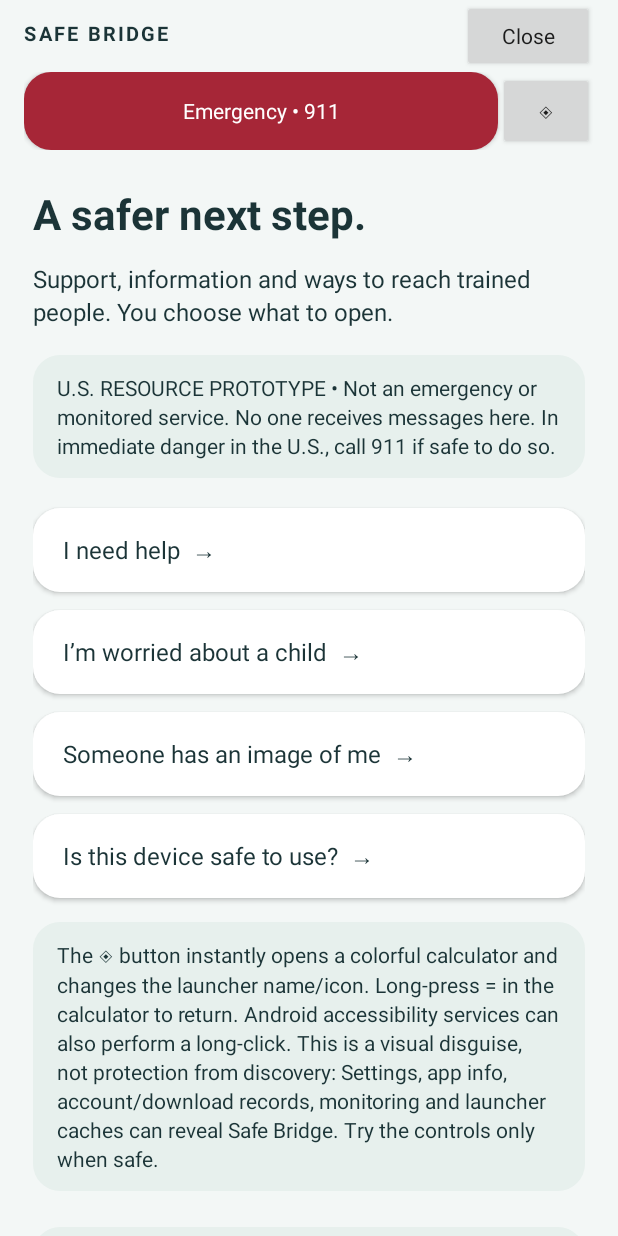
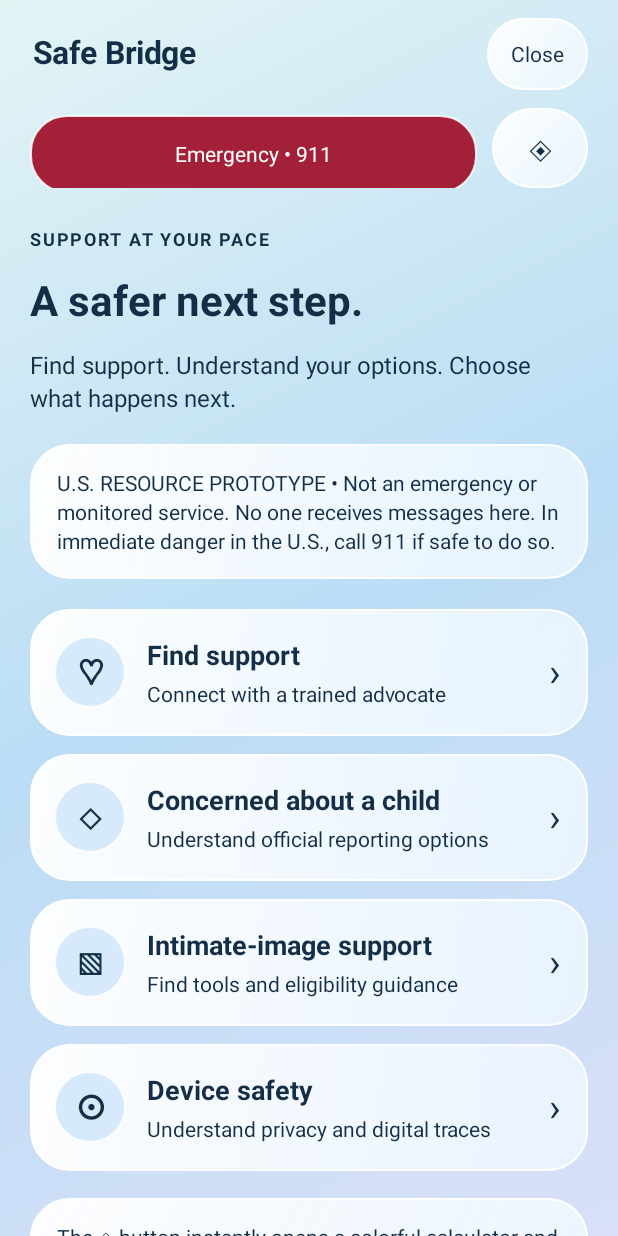
Before and after one commit to Protoevaneglium/SafeBridge, an Android app: the screen it shows after launch (MainActivity), on a phone screen of 412 x 824 dp. Run offline under Robolectric (Android 15) with nearby library versions, the phone set to English and light mode, and no system bars.

Commit message:
Add reviewed 0.3 glass UI preview source and verification notes

```diff
--- a/app/src/main/java/com/stange/safebridge/MainActivity.java
+++ b/app/src/main/java/com/stange/safebridge/MainActivity.java
@@ -8,12 +8,15 @@ import android.net.Uri;
 import android.graphics.Color;
 import android.graphics.Typeface;
 import android.graphics.drawable.GradientDrawable;
+import android.graphics.drawable.Drawable;
+import android.graphics.drawable.StateListDrawable;
+import android.view.accessibility.AccessibilityNodeInfo;
 import android.view.*;
 import android.widget.*;
 
 /** Static, permission-free guidance. No network, storage, analytics or reporting backend. */
 public class MainActivity extends Activity {
-    private final int ink=Color.rgb(27,52,55), teal=Color.rgb(20,125,128);
+    private final int ink=Color.rgb(19,46,70), teal=Color.rgb(17,88,154);
     private static final String HOTLINE_POLICY="Your name and identifying details are optional. The hotline generally requires explicit consent to disclose identifying information, but reports suspected abuse of a minor, potential harm to you or others, and situations legally requiring a report. Read its policy before sharing.";
     private static final String CYBERTIP_POLICY="If you submit a CyberTipline report, NCMEC analysts process it and make it available to the appropriate law enforcement agency. Opening this page does not submit a report. You decide whether to complete and submit the official form.";
     private LinearLayout page; private String section="home";
@@ -27,14 +30,31 @@ public class MainActivity extends Activity {
         calculator.reset();show(enabled?"calculator":"home");
     }
     private int dp(float n){return (int)(n*getResources().getDisplayMetrics().density+.5f);}
-    @Override public void onCreate(Bundle state){super.onCreate(state);getWindow().setStatusBarColor(Color.rgb(243,247,246));getWindow().setNavigationBarColor(Color.rgb(243,247,246));show(isCloaked()?"calculator":"home");}
+    @Override public void onCreate(Bundle state){super.onCreate(state);getWindow().setStatusBarColor(Color.rgb(216,236,247));getWindow().setNavigationBarColor(Color.rgb(218,235,249));show(isCloaked()?"calculator":"home");}
     private TextView text(String s,int size,boolean bold){TextView t=new TextView(this);t.setText(s);t.setTextSize(size);t.setTextColor(ink);t.setLineSpacing(dp(3),1);if(bold)t.setTypeface(null,Typeface.BOLD);t.setPadding(0,dp(5),0,dp(8));return t;}
     private void add(String s){page.addView(text(s,16,false));}
     private void title(String s){page.addView(text(s,28,true));}
-    private GradientDrawable box(int c){GradientDrawable g=new GradientDrawable();g.setColor(c);g.setCornerRadius(dp(18));return g;}
-    private void note(String s){TextView t=text(s,14,false);t.setPadding(dp(16),dp(12),dp(16),dp(12));t.setBackground(box(Color.rgb(231,240,237)));LinearLayout.LayoutParams p=new LinearLayout.LayoutParams(-1,-2);p.setMargins(0,dp(10),0,dp(14));page.addView(t,p);}
-    private void button(String s,Runnable action,boolean primary){Button b=new Button(this);b.setText(s);b.setAllCaps(false);b.setTextSize(16);b.setGravity(Gravity.CENTER_VERTICAL|Gravity.START);b.setPadding(dp(20),dp(14),dp(20),dp(14));b.setMinHeight(dp(56));b.setTextColor(primary?Color.WHITE:ink);b.setBackground(box(primary?teal:Color.WHITE));LinearLayout.LayoutParams p=new LinearLayout.LayoutParams(-1,-2);p.setMargins(0,dp(6),0,dp(6));page.addView(b,p);b.setOnClickListener(v->action.run());}
+    private GradientDrawable box(int c){GradientDrawable g=new GradientDrawable();g.setColor(c);g.setCornerRadius(dp(24));g.setStroke(dp(1),Color.argb(210,255,255,255));return g;}
+    private GradientDrawable glass(){GradientDrawable g=new GradientDrawable(GradientDrawable.Orientation.TL_BR,new int[]{0xF2FFFFFF,0xD5EDF7FF});g.setCornerRadius(dp(26));g.setStroke(dp(1),0xFFFFFFFF);return g;}
+    private void surface(View v){v.setBackground(glass());v.setElevation(dp(2));}
+    private void interactive(View view,Drawable normal,int color,boolean dark){
+        StateListDrawable states=new StateListDrawable();
+        GradientDrawable pressed=box(dark?Color.rgb(9,48,83):Color.rgb(190,220,245));pressed.setStroke(dp(3),dark?Color.WHITE:teal);
+        GradientDrawable focused=box(color);focused.setStroke(dp(3),dark?Color.WHITE:teal);
+        states.addState(new int[]{android.R.attr.state_pressed},pressed);
+        states.addState(new int[]{android.R.attr.state_focused},focused);
+        states.addState(new int[]{},normal);view.setBackground(states);
+    }
+    private void note(String s){TextView t=text(s,14,false);t.setPadding(dp(18),dp(16),dp(18),dp(16));surface(t);LinearLayout.LayoutParams p=new LinearLayout.LayoutParams(-1,-2);p.setMargins(0,dp(12),0,dp(14));page.addView(t,p);}
+    private Button control(String s,Runnable action){Button b=new Button(this);b.setText(s);b.setAllCaps(false);b.setTextSize(14);b.setTextColor(ink);b.setMinWidth(0);b.setMinimumWidth(0);b.setMinHeight(dp(48));b.setPadding(dp(16),dp(10),dp(16),dp(10));surface(b);interactive(b,glass(),0xFFF1F8FF,false);b.setOnClickListener(v->action.run());return b;}
+    private void button(String s,Runnable action,boolean primary){Button b=control(s,action);b.setTextSize(16);b.setGravity(Gravity.CENTER_VERTICAL|Gravity.START);b.setPadding(dp(20),dp(18),dp(20),dp(18));b.setMinHeight(dp(60));if(primary){b.setTextColor(Color.WHITE);interactive(b,box(teal),teal,true);}LinearLayout.LayoutParams p=new LinearLayout.LayoutParams(-1,-2);p.setMargins(0,dp(6),0,dp(6));page.addView(b,p);}
     private void route(String label,String dest){button(label,()->show(dest),false);}
+    private void resource(String symbol,String heading,String detail,String dest){
+        LinearLayout card=new LinearLayout(this);card.setGravity(Gravity.CENTER_VERTICAL);card.setPadding(dp(16),dp(18),dp(18),dp(18));surface(card);interactive(card,glass(),0xFFF1F8FF,false);
+        TextView icon=text(symbol,23,true);icon.setGravity(Gravity.CENTER);icon.setPadding(0,0,0,0);icon.setBackground(box(0xFFD6EAFB));icon.setImportantForAccessibility(View.IMPORTANT_FOR_ACCESSIBILITY_NO);card.addView(icon,new LinearLayout.LayoutParams(dp(48),dp(48)));
+        LinearLayout labels=new LinearLayout(this);labels.setOrientation(LinearLayout.VERTICAL);labels.setImportantForAccessibility(View.IMPORTANT_FOR_ACCESSIBILITY_NO_HIDE_DESCENDANTS);labels.setPadding(dp(14),0,dp(8),0);TextView h=text(heading,18,true);h.setPadding(0,0,0,dp(4));labels.addView(h);TextView d=text(detail,14,false);d.setPadding(0,0,0,0);labels.addView(d);card.addView(labels,new LinearLayout.LayoutParams(0,-2,1));
+        TextView arrow=text("›",26,false);arrow.setImportantForAccessibility(View.IMPORTANT_FOR_ACCESSIBILITY_NO);card.addView(arrow);card.setClickable(true);card.setFocusable(true);card.setContentDescription(heading+". "+detail);card.setImportantForAccessibility(View.IMPORTANT_FOR_ACCESSIBILITY_YES);card.setAccessibilityDelegate(new View.AccessibilityDelegate(){@Override public void onInitializeAccessibilityNodeInfo(View host,AccessibilityNodeInfo info){super.onInitializeAccessibilityNodeInfo(host,info);info.setClassName(Button.class.getName());info.setClickable(true);}});card.setOnClickListener(v->show(dest));LinearLayout.LayoutParams lp=new LinearLayout.LayoutParams(-1,-2);lp.setMargins(0,dp(6),0,dp(6));page.addView(card,lp);
+    }
     private void link(String label,String url){button(label,()->external(label,url),true);}
     private void external(String label,String url){
         boolean dial=url.startsWith("tel:");
@@ -64,26 +84,26 @@ public class MainActivity extends Activity {
         int[] colors={Color.rgb(255,215,228),Color.rgb(211,225,255),Color.rgb(211,245,226),Color.rgb(255,230,186),Color.rgb(225,210,255)};
         for(int r=0;r<rows.length;r++){
             LinearLayout row=new LinearLayout(this);
-            for(String key:rows[r]){Button b=new Button(this);b.setText(key);b.setTextSize(23);b.setTextColor(ink);b.setAllCaps(false);b.setMinHeight(dp(64));b.setBackground(box(colors[r]));LinearLayout.LayoutParams lp=new LinearLayout.LayoutParams(0,-2,1);lp.setMargins(dp(3),dp(5),dp(3),dp(5));row.addView(b,lp);
+            for(String key:rows[r]){Button b=new Button(this);b.setText(key);b.setTextSize(23);b.setTextColor(ink);b.setAllCaps(false);b.setMinHeight(dp(64));interactive(b,box(colors[r]),colors[r],false);LinearLayout.LayoutParams lp=new LinearLayout.LayoutParams(0,-2,1);lp.setMargins(dp(3),dp(5),dp(3),dp(5));row.addView(b,lp);
                 b.setOnClickListener(v->{calculator.key(key);calculation.setText(calculator.display());});
                 if(key.equals("=")){b.setOnLongClickListener(v->{new AlertDialog.Builder(this).setTitle("Change view?").setMessage("Return to Safe Bridge? Its name and icon will become visible again.").setNegativeButton("Cancel",null).setPositiveButton("Return",(d,w)->cloak(false)).show();return true;});}
             }page.addView(row);
         }
     }
     private void show(String name){section=name;
-        ScrollView scroll=new ScrollView(this);scroll.setFillViewport(true);scroll.setBackgroundColor(Color.rgb(243,247,246));page=new LinearLayout(this);page.setOrientation(LinearLayout.VERTICAL);page.setPadding(dp(22),dp(18),dp(22),dp(28));scroll.addView(page);
-        LinearLayout frame=new LinearLayout(this);frame.setOrientation(LinearLayout.VERTICAL);frame.setBackgroundColor(Color.rgb(243,247,246));setContentView(frame);
+        ScrollView scroll=new ScrollView(this);scroll.setFillViewport(true);scroll.setClipToPadding(false);page=new LinearLayout(this);page.setOrientation(LinearLayout.VERTICAL);page.setPadding(dp(20),dp(12),dp(20),dp(28));scroll.addView(page);
+        LinearLayout frame=new LinearLayout(this);frame.setOrientation(LinearLayout.VERTICAL);frame.setBackground(new GradientDrawable(GradientDrawable.Orientation.TL_BR,new int[]{0xFFE3F4F5,0xFFBBDDF5,0xFFD9DFF8}));setContentView(frame);
         frame.setOnApplyWindowInsetsListener((v,i)->{v.setPadding(i.getSystemWindowInsetLeft(),i.getSystemWindowInsetTop(),i.getSystemWindowInsetRight(),i.getSystemWindowInsetBottom());return i;});
-        LinearLayout top=new LinearLayout(this);top.setGravity(Gravity.CENTER_VERTICAL);TextView brand=text(name.equals("calculator")?"CALCULATOR":"SAFE BRIDGE",13,true);brand.setLetterSpacing(.14f);top.addView(brand,new LinearLayout.LayoutParams(0,-2,1));Button close=new Button(this);close.setText("Close");close.setAllCaps(false);close.setOnClickListener(v->finishAndRemoveTask());top.addView(close);top.setPadding(dp(16),0,dp(16),0);frame.addView(top);
-        if(!name.equals("calculator")){LinearLayout controls=new LinearLayout(this);controls.setPadding(dp(16),0,dp(16),0);Button panic=new Button(this);panic.setText("Emergency • 911");panic.setAllCaps(false);panic.setTextColor(Color.WHITE);panic.setBackground(box(Color.rgb(166,38,55)));panic.setMinHeight(dp(52));panic.setOnClickListener(v->emergency());controls.addView(panic,new LinearLayout.LayoutParams(0,-2,1));Button mask=new Button(this);mask.setText("◈");mask.setContentDescription("Switch to calculator");mask.setMinHeight(dp(52));mask.setOnClickListener(v->cloak(true));controls.addView(mask,new LinearLayout.LayoutParams(dp(64),-2));frame.addView(controls);}
+        LinearLayout top=new LinearLayout(this);top.setGravity(Gravity.CENTER_VERTICAL);TextView brand=text(name.equals("calculator")?"Calculator":"Safe Bridge",21,true);top.addView(brand,new LinearLayout.LayoutParams(0,-2,1));top.addView(control("Close",()->finishAndRemoveTask()));top.setPadding(dp(22),dp(12),dp(20),dp(12));frame.addView(top);
+        if(!name.equals("calculator")){LinearLayout controls=new LinearLayout(this);controls.setPadding(dp(20),0,dp(20),dp(8));Button panic=control("Emergency • 911",()->emergency());panic.setTextColor(Color.WHITE);interactive(panic,box(Color.rgb(163,32,56)),Color.rgb(163,32,56),true);panic.setMinHeight(dp(52));controls.addView(panic,new LinearLayout.LayoutParams(0,-2,1));Button mask=control("◈",()->cloak(true));mask.setTextSize(24);mask.setContentDescription("Switch to calculator");mask.setMinHeight(dp(52));LinearLayout.LayoutParams ml=new LinearLayout.LayoutParams(dp(64),-2);ml.setMargins(dp(10),0,0,0);controls.addView(mask,ml);frame.addView(controls);}
         frame.addView(scroll,new LinearLayout.LayoutParams(-1,0,1));
         if(name.equals("calculator")){calculatorPage();return;}
         if(!name.equals("home"))button("‹  Back to start",()->show("home"),false);
         switch(name){
         case "home":
-            title("A safer next step.");add("Support, information and ways to reach trained people. You choose what to open.");
+            TextView eyebrow=text("SUPPORT AT YOUR PACE",12,true);eyebrow.setLetterSpacing(.10f);page.addView(eyebrow);title("A safer next step.");add("Find support. Understand your options. Choose what happens next.");
             note("U.S. RESOURCE PROTOTYPE • Not an emergency or monitored service. No one receives messages here. In immediate danger in the U.S., call 911 if safe to do so.");
-            route("I need help  →","help");route("I’m worried about a child  →","child");route("Someone has an image of me  →","images");route("Is this device safe to use?  →","safety");
+            resource("♡","Find support","Connect with a trained advocate","help");resource("◇","Concerned about a child","Understand official reporting options","child");resource("▧","Intimate-image support","Find tools and eligibility guidance","images");resource("⊙","Device safety","Understand privacy and digital traces","safety");
             note("The ◈ button instantly opens a colorful calculator and changes the launcher name/icon. Long-press = in the calculator to return. Android accessibility services can also perform a long-click. This is a visual disguise, not protection from discovery: Settings, app info, account/download records, monitoring and launcher caches can reveal Safe Bridge. Try the controls only when safe.");
             note("Installed apps, browser history and call records can be discovered. Close does not erase traces or hide this app. Consider another device if yours may be monitored.");route("About this preview & sources","about");break;
         case "help":
@@ -103,7 +123,7 @@ public class MainActivity extends Activity {
             note("If using this phone could put you at risk, consider a device and account the other person cannot access, and support from a trusted advocate. Changing settings or deleting history can be noticed. Choose what is safest in your situation.");
             add("Safe Bridge itself has no accounts, analytics, location tracking, image uploads, notifications or saved notes. This does not describe the privacy practices of external websites, phone apps or the operating system. Guidance works offline. External websites and phone calls need their usual connectivity and may keep their own records.");add("Close removes this app’s task from recent apps, but does not uninstall it, clear browser/call history or erase device records. Uninstalling may still leave download history, backups or synced account records. Calculator mode changes the visible screen and launcher shortcut, but cannot make the app invisible. Settings/app info, installed-package records and launcher caches may still reveal Safe Bridge. Calculator mode stays selected after reopening; calculations are not saved.");link("Read NNEDV guidance on safer app use","https://www.techsafety.org/choosingapps");link("Read hotline digital safety warning","https://humantraffickinghotline.org/en/chat");break;
         default:
-            title("An early, independent preview.");add("Safe Bridge 0.2 • U.S.-focused\nA lightweight guide to existing services. Not affiliated with or endorsed by NCMEC or the National Human Trafficking Hotline.");note("Not for public deployment yet. Survivor, child-safety, accessibility, privacy and legal review are still needed. No live support, rescue service, AI advice, report submission or case tracking is provided.");add("Resource links checked November 14, 2026. Services and policies can change. Outside the U.S., seek appropriate local emergency and support services; this preview does not provide a verified international directory.");link("National Human Trafficking Hotline","https://humantraffickinghotline.org/en/get-help");link("NCMEC CyberTipline","https://www.missingkids.org/gethelpnow/cybertipline");link("NCMEC Take It Down","https://takeitdown.ncmec.org/");break;
+            title("An early, independent preview.");add("Safe Bridge 0.3 • U.S.-focused\nA lightweight guide to existing services. Not affiliated with or endorsed by NCMEC or the National Human Trafficking Hotline.");note("Not for public deployment yet. Survivor, child-safety, accessibility, privacy and legal review are still needed. No live support, rescue service, AI advice, report submission or case tracking is provided.");add("Resource links checked November 14, 2026. Services and policies can change. Outside the U.S., seek appropriate local emergency and support services; this preview does not provide a verified international directory.");link("National Human Trafficking Hotline","https://humantraffickinghotline.org/en/get-help");link("NCMEC CyberTipline","https://www.missingkids.org/gethelpnow/cybertipline");link("NCMEC Take It Down","https://takeitdown.ncmec.org/");break;
         }
     }
     @Override public void onBackPressed(){if(section.equals("calculator")){finishAndRemoveTask();return;}if(!section.equals("home"))show("home");else super.onBackPressed();}
--- a/app/src/main/res/values/styles.xml
+++ b/app/src/main/res/values/styles.xml
@@ -1 +1 @@
-<resources><style name="AppTheme" parent="android:style/Theme.Material.Light.NoActionBar"><item name="android:fontFamily">sans</item><item name="android:colorAccent">#147D80</item><item name="android:windowLightStatusBar">true</item><item name="android:windowLightNavigationBar">true</item><item name="android:windowActionModeOverlay">true</item><item name="android:windowBackground">#F3F7F6</item></style></resources>
+<resources><style name="AppTheme" parent="android:style/Theme.Material.Light.NoActionBar"><item name="android:fontFamily">sans</item><item name="android:colorAccent">#11589A</item><item name="android:windowLightStatusBar">true</item><item name="android:windowLightNavigationBar">true</item><item name="android:windowActionModeOverlay">true</item><item name="android:windowBackground">#D8ECF7</item></style></resources>
```
Also changed, not shown: 4 other files.
